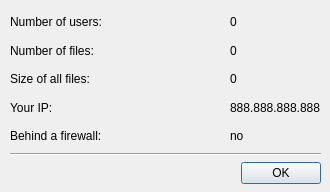
First picture: the form in juicer/src/qajnetworkdialogbase.ui, repository applejuicenetz/gui-juicer, before the edit.
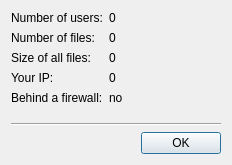
Second picture: the form after the edit.

The edit to the form file:
```diff
--- a/juicer/src/qajnetworkdialogbase.ui
+++ b/juicer/src/qajnetworkdialogbase.ui
@@ -5,65 +5,16 @@
    <rect>
     <x>0</x>
     <y>0</y>
-    <width>330</width>
-    <height>192</height>
+    <width>232</width>
+    <height>165</height>
    </rect>
   </property>
   <property name="windowTitle" >
    <string>Network Info</string>
   </property>
-  <widget class="QWidget" name="layoutWidget" >
-   <property name="geometry" >
-    <rect>
-     <x>10</x>
-     <y>11</y>
-     <width>311</width>
-     <height>173</height>
-    </rect>
-   </property>
-   <layout class="QVBoxLayout" >
-    <property name="margin" >
-     <number>0</number>
-    </property>
-    <property name="spacing" >
-     <number>6</number>
-    </property>
+  <layout class="QVBoxLayout" name="verticalLayout" >
     <item>
-     <layout class="QGridLayout" >
-      <property name="margin" >
-       <number>0</number>
-      </property>
-      <property name="spacing" >
-       <number>6</number>
-      </property>
-      <item row="2" column="1" >
-       <widget class="QLabel" name="sizeLabel" >
-        <property name="text" >
-         <string>0</string>
-        </property>
-       </widget>
-      </item>
-      <item row="1" column="1" >
-       <widget class="QLabel" name="filesLabel" >
-        <property name="text" >
-         <string>0</string>
-        </property>
-       </widget>
-      </item>
-      <item row="0" column="1" >
-       <widget class="QLabel" name="usersLabel" >
-        <property name="text" >
-         <string>0</string>
-        </property>
-       </widget>
-      </item>
-      <item row="3" column="0" >
-       <widget class="QLabel" name="label_4" >
-        <property name="text" >
-         <string>Your IP:</string>
-        </property>
-       </widget>
-      </item>
+    <layout class="QFormLayout" name="formLayout" >
       <item row="0" column="0" >
        <widget class="QLabel" name="label" >
         <property name="text" >
@@ -71,6 +22,13 @@
         </property>
        </widget>
       </item>
+     <item row="0" column="1" >
+      <widget class="QLabel" name="usersLabel" >
+       <property name="text" >
+        <string>0</string>
+       </property>
+      </widget>
+     </item>
       <item row="1" column="0" >
        <widget class="QLabel" name="label_2" >
         <property name="text" >
@@ -78,32 +36,44 @@
         </property>
        </widget>
       </item>
+     <item row="1" column="1" >
+      <widget class="QLabel" name="filesLabel" >
+       <property name="text" >
+        <string>0</string>
+       </property>
+      </widget>
+     </item>
+     <item row="2" column="0" >
+      <widget class="QLabel" name="label_3" >
+       <property name="text" >
+        <string>Size of all files:</string>
+       </property>
+      </widget>
+     </item>
+     <item row="2" column="1" >
+      <widget class="QLabel" name="sizeLabel" >
+       <property name="text" >
+        <string>0</string>
+       </property>
+      </widget>
+     </item>
+     <item row="3" column="0" >
+      <widget class="QLabel" name="label_4" >
+       <property name="text" >
+        <string>Your IP:</string>
+       </property>
+      </widget>
+     </item>
       <item row="3" column="1" >
        <widget class="QLabel" name="ipLabel" >
         <property name="sizePolicy" >
-         <sizepolicy>
-          <hsizetype>4</hsizetype>
-          <vsizetype>5</vsizetype>
+        <sizepolicy vsizetype="Preferred" hsizetype="Maximum" >
           <horstretch>0</horstretch>
           <verstretch>0</verstretch>
          </sizepolicy>
         </property>
         <property name="text" >
-         <string>888.888.888.888</string>
-        </property>
-       </widget>
-      </item>
-      <item row="2" column="0" >
-       <widget class="QLabel" name="label_3" >
-        <property name="text" >
-         <string>Size of all files:</string>
-        </property>
-       </widget>
-      </item>
-      <item row="4" column="1" >
-       <widget class="QLabel" name="firewalledLabel" >
-        <property name="text" >
-         <string>no</string>
+        <string>0</string>
         </property>
        </widget>
       </item>
@@ -114,6 +84,13 @@
         </property>
        </widget>
       </item>
+     <item row="4" column="1" >
+      <widget class="QLabel" name="firewalledLabel" >
+       <property name="text" >
+        <string>no</string>
+       </property>
+      </widget>
+     </item>
      </layout>
     </item>
     <item>
@@ -134,7 +111,6 @@
      </widget>
     </item>
    </layout>
-  </widget>
  </widget>
  <resources/>
  <connections>
```
Lines whose indentation alone changed are shown as unchanged.
